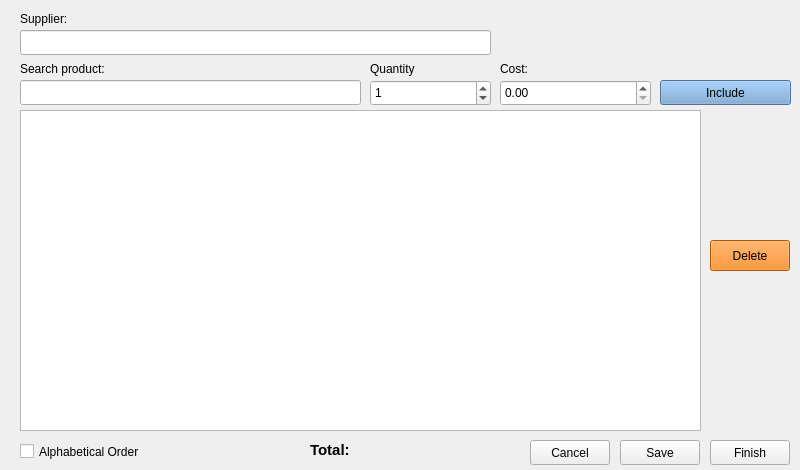
The window that purchOrder/purchOrder.ui (MysteriousSonOfGod/pyofsale) describes before a commit, drawn with Qt 5.
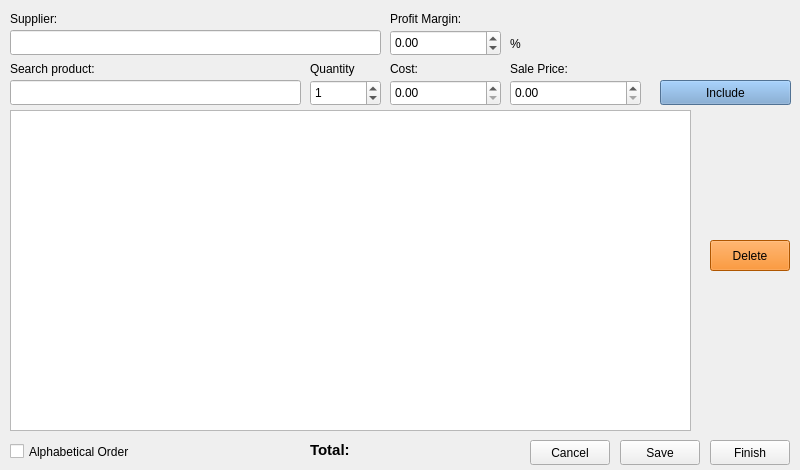
The same window after the commit. Icons and pictures are not drawn.

Commit message: Adds Proft Margin Feature

The edit to the form file:
```diff
--- a/purchOrder/purchOrder.ui
+++ b/purchOrder/purchOrder.ui
@@ -19,9 +19,9 @@
   <widget class="QLineEdit" name="searchLineEdit">
    <property name="geometry">
     <rect>
-     <x>20</x>
+     <x>10</x>
      <y>80</y>
-     <width>341</width>
+     <width>291</width>
      <height>25</height>
     </rect>
    </property>
@@ -32,9 +32,9 @@
   <widget class="QSpinBox" name="quantSpinbox">
    <property name="geometry">
     <rect>
-     <x>370</x>
+     <x>310</x>
      <y>80</y>
-     <width>121</width>
+     <width>71</width>
      <height>26</height>
     </rect>
    </property>
@@ -60,9 +60,9 @@
   <widget class="QDoubleSpinBox" name="doubleSpinBox">
    <property name="geometry">
     <rect>
-     <x>500</x>
+     <x>390</x>
      <y>80</y>
-     <width>151</width>
+     <width>111</width>
      <height>26</height>
     </rect>
    </property>
@@ -95,9 +95,9 @@
   <widget class="QLabel" name="searchLabel">
    <property name="geometry">
     <rect>
-     <x>20</x>
+     <x>10</x>
      <y>60</y>
-     <width>241</width>
+     <width>101</width>
      <height>17</height>
     </rect>
    </property>
@@ -108,7 +108,7 @@
   <widget class="QLabel" name="quantLabel">
    <property name="geometry">
     <rect>
-     <x>370</x>
+     <x>310</x>
      <y>60</y>
      <width>81</width>
      <height>17</height>
@@ -121,7 +121,7 @@
   <widget class="QLabel" name="priceLabel">
    <property name="geometry">
     <rect>
-     <x>500</x>
+     <x>390</x>
      <y>60</y>
      <width>71</width>
      <height>17</height>
@@ -136,7 +136,7 @@
     <rect>
      <x>310</x>
      <y>440</y>
-     <width>81</width>
+     <width>121</width>
      <height>21</height>
     </rect>
    </property>
@@ -147,7 +147,7 @@
   <widget class="QTableWidget" name="tableWidget">
    <property name="geometry">
     <rect>
-     <x>20</x>
+     <x>10</x>
      <y>110</y>
      <width>681</width>
      <height>321</height>
@@ -242,7 +242,7 @@
   <widget class="QCheckBox" name="alphaOrderCheck">
    <property name="geometry">
     <rect>
-     <x>20</x>
+     <x>10</x>
      <y>440</y>
      <width>131</width>
      <height>23</height>
@@ -255,9 +255,9 @@
   <widget class="QLineEdit" name="supplierLineEdit">
    <property name="geometry">
     <rect>
-     <x>20</x>
+     <x>10</x>
      <y>30</y>
-     <width>471</width>
+     <width>371</width>
      <height>25</height>
     </rect>
    </property>
@@ -265,7 +265,7 @@
   <widget class="QLabel" name="customerLabel">
    <property name="geometry">
     <rect>
-     <x>20</x>
+     <x>10</x>
      <y>10</y>
      <width>61</width>
      <height>17</height>
@@ -275,6 +275,80 @@
     <string>Supplier:</string>
    </property>
   </widget>
+  <widget class="QLabel" name="label">
+   <property name="geometry">
+    <rect>
+     <x>390</x>
+     <y>10</y>
+     <width>81</width>
+     <height>17</height>
+    </rect>
+   </property>
+   <property name="text">
+    <string>Profit Margin:</string>
+   </property>
+  </widget>
+  <widget class="QLabel" name="label_2">
+   <property name="geometry">
+    <rect>
+     <x>510</x>
+     <y>35</y>
+     <width>16</width>
+     <height>17</height>
+    </rect>
+   </property>
+   <property name="text">
+    <string>%</string>
+   </property>
+  </widget>
+  <widget class="QDoubleSpinBox" name="salePrice">
+   <property name="geometry">
+    <rect>
+     <x>510</x>
+     <y>80</y>
+     <width>131</width>
+     <height>26</height>
+    </rect>
+   </property>
+   <property name="maximum">
+    <double>99999.990000000005239</double>
+   </property>
+  </widget>
+  <widget class="QLabel" name="label_3">
+   <property name="geometry">
+    <rect>
+     <x>510</x>
+     <y>60</y>
+     <width>61</width>
+     <height>17</height>
+    </rect>
+   </property>
+   <property name="text">
+    <string>Sale Price:</string>
+   </property>
+  </widget>
+  <widget class="QDoubleSpinBox" name="profitMargin">
+   <property name="geometry">
+    <rect>
+     <x>390</x>
+     <y>30</y>
+     <width>111</width>
+     <height>26</height>
+    </rect>
+   </property>
+   <property name="wrapping">
+    <bool>false</bool>
+   </property>
+   <property name="minimum">
+    <double>-9999.000000000000000</double>
+   </property>
+   <property name="maximum">
+    <double>999.000000000000000</double>
+   </property>
+   <property name="value">
+    <double>0.000000000000000</double>
+   </property>
+  </widget>
  </widget>
  <tabstops>
   <tabstop>supplierLineEdit</tabstop>
```
Left out of the diff: 37 changed lines with no effect on the pictures. The commit also changes 2 other files.
